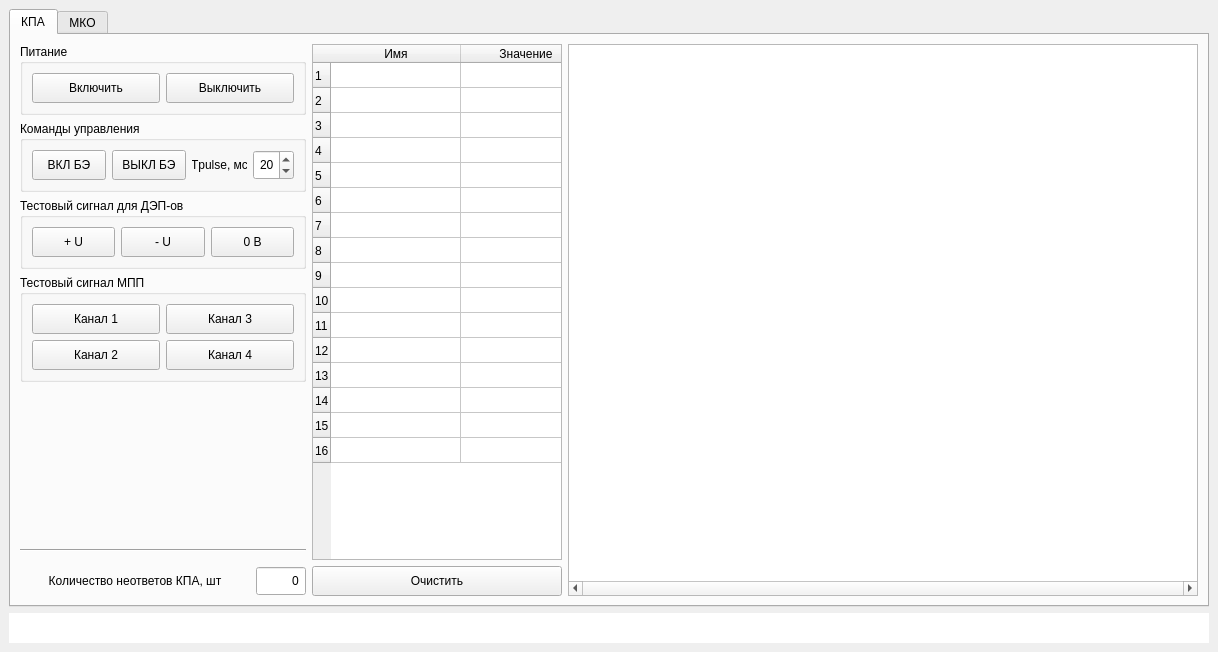
Before: the Qt Designer form main_win.ui in a-styuf/kpa_be_ske_lr, drawn with Qt 5.
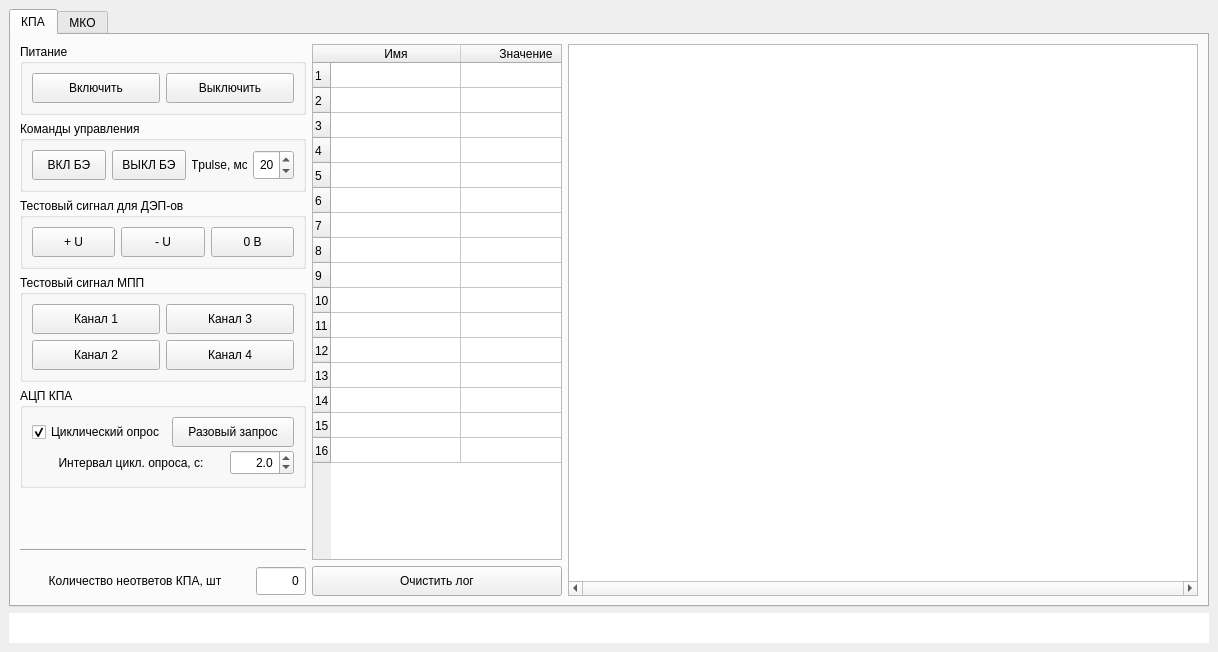
After: the same form once the commit is applied. The open tabs and pages were chosen to show the change.

Commit message: - Перекалибровн КС. - Добавлены границы для разбираемых данных КПА. - Добавлена возможность включать/выключать опрос АЦП, задавай интервал и делать разовыей запросы.

The edit to the form file:
```diff
--- a/main_win.ui
+++ b/main_win.ui
@@ -40,7 +40,7 @@
         <item>
          <layout class="QVBoxLayout" name="verticalLayout">
           <property name="sizeConstraint">
-           <enum>QLayout::SetFixedSize</enum>
+           <enum>QLayout::SetMinimumSize</enum>
           </property>
           <item>
            <widget class="QGroupBox" name="powerGBox">
@@ -391,6 +391,104 @@
             </layout>
            </widget>
           </item>
+          <item>
+           <widget class="QGroupBox" name="groupBox">
+            <property name="sizePolicy">
+             <sizepolicy hsizetype="Expanding" vsizetype="Preferred">
+              <horstretch>0</horstretch>
+              <verstretch>0</verstretch>
+             </sizepolicy>
+            </property>
+            <property name="minimumSize">
+             <size>
+              <width>0</width>
+              <height>100</height>
+             </size>
+            </property>
+            <property name="title">
+             <string>АЦП КПА</string>
+            </property>
+            <layout class="QGridLayout" name="gridLayout_8">
+             <property name="verticalSpacing">
+              <number>3</number>
+             </property>
+             <item row="0" column="1">
+              <widget class="QPushButton" name="adcSinglePButt">
+               <property name="minimumSize">
+                <size>
+                 <width>0</width>
+                 <height>30</height>
+                </size>
+               </property>
+               <property name="text">
+                <string>Разовый запрос</string>
+               </property>
+              </widget>
+             </item>
+             <item row="0" column="0">
+              <widget class="QCheckBox" name="adcCycleCBox">
+               <property name="text">
+                <string>Циклический опрос</string>
+               </property>
+               <property name="checked">
+                <bool>true</bool>
+               </property>
+               <property name="tristate">
+                <bool>false</bool>
+               </property>
+              </widget>
+             </item>
+             <item row="1" column="0" colspan="2">
+              <layout class="QHBoxLayout" name="horizontalLayout_4">
+               <item>
+                <widget class="QLabel" name="adcPeriodLabel">
+                 <property name="minimumSize">
+                  <size>
+                   <width>100</width>
+                   <height>0</height>
+                  </size>
+                 </property>
+                 <property name="text">
+                  <string>Интервал цикл. опроса, с:</string>
+                 </property>
+                 <property name="alignment">
+                  <set>Qt::AlignCenter</set>
+                 </property>
+                </widget>
+               </item>
+               <item>
+                <widget class="QDoubleSpinBox" name="adcPeriodSBox">
+                 <property name="sizePolicy">
+                  <sizepolicy hsizetype="Fixed" vsizetype="Fixed">
+                   <horstretch>0</horstretch>
+                   <verstretch>0</verstretch>
+                  </sizepolicy>
+                 </property>
+                 <property name="minimumSize">
+                  <size>
+                   <width>25</width>
+                   <height>25</height>
+                  </size>
+                 </property>
+                 <property name="alignment">
+                  <set>Qt::AlignRight|Qt::AlignTrailing|Qt::AlignVCenter</set>
+                 </property>
+                 <property name="decimals">
+                  <number>1</number>
+                 </property>
+                 <property name="maximum">
+                  <double>1000.000000000000000</double>
+                 </property>
+                 <property name="value">
+                  <double>2.000000000000000</double>
+                 </property>
+                </widget>
+               </item>
+              </layout>
+             </item>
+            </layout>
+           </widget>
+          </item>
           <item>
            <spacer name="verticalSpacer_2">
             <property name="orientation">
@@ -575,7 +673,7 @@
              </size>
             </property>
             <property name="text">
-             <string>Очистить</string>
+             <string>Очистить лог</string>
             </property>
            </widget>
           </item>
```
Left out of the diff: 14 changed lines with no effect on the pictures. The commit also changes 6 other files.
